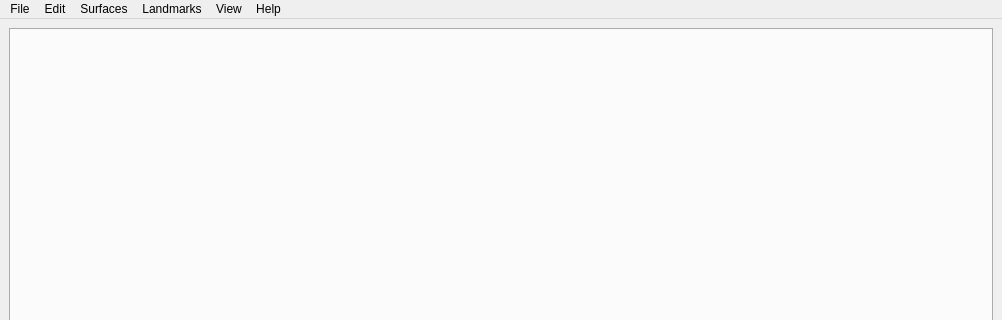
morphomuseum/MorphoDig, file MorphoDig/MorphoDig.ui: the form before one commit; both pictures show x 0 to 1002 and y 0 to 320 of the 1002 by 700 pixel window.
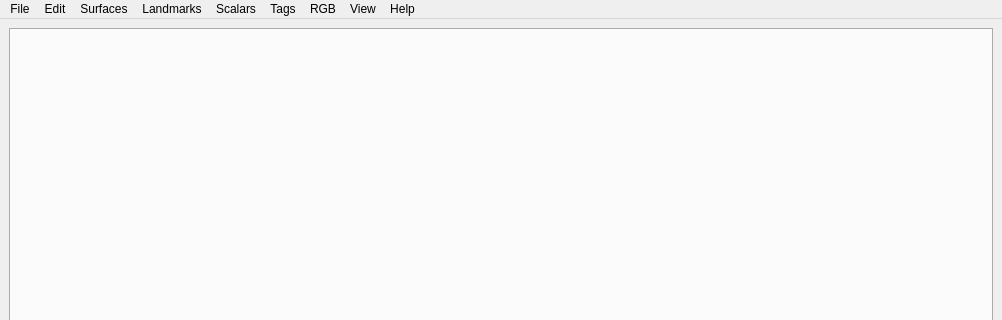
The form after the commit. Icons and pictures are not drawn.

Commit message: Menu reorganization (Scalars, Tags, and RGB are now level 1 menus, and not submenus)

The edit to the form file:
```diff
--- a/MorphoDig/MorphoDig.ui
+++ b/MorphoDig/MorphoDig.ui
@@ -73,10 +73,28 @@
      <string>View</string>
     </property>
    </widget>
+   <widget class="QMenu" name="menuScalars">
+    <property name="title">
+     <string>Scalars</string>
+    </property>
+   </widget>
+   <widget class="QMenu" name="menuTags">
+    <property name="title">
+     <string>Tags</string>
+    </property>
+   </widget>
+   <widget class="QMenu" name="menuRGB">
+    <property name="title">
+     <string>RGB</string>
+    </property>
+   </widget>
    <addaction name="menuFile"/>
    <addaction name="menuEdit"/>
    <addaction name="menuEditSelectedSurfaces"/>
    <addaction name="menuLandmarks"/>
+   <addaction name="menuScalars"/>
+   <addaction name="menuTags"/>
+   <addaction name="menuRGB"/>
    <addaction name="menuView"/>
    <addaction name="menuHelp"/>
   </widget>
```
The commit also changes 7 other files.
